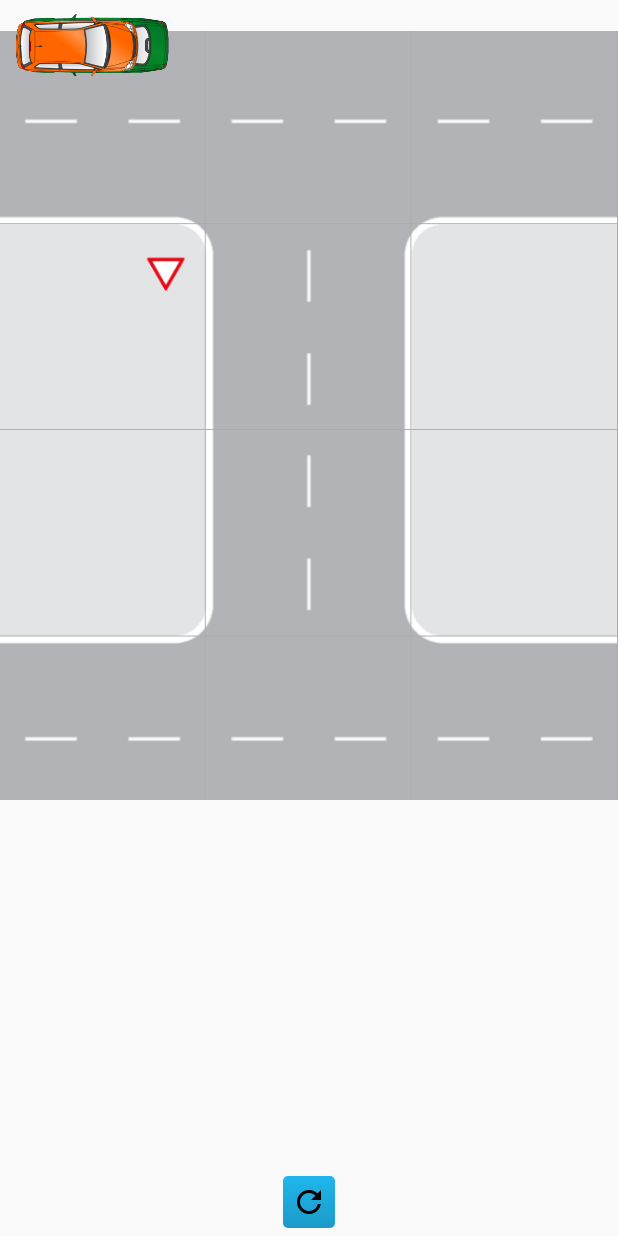
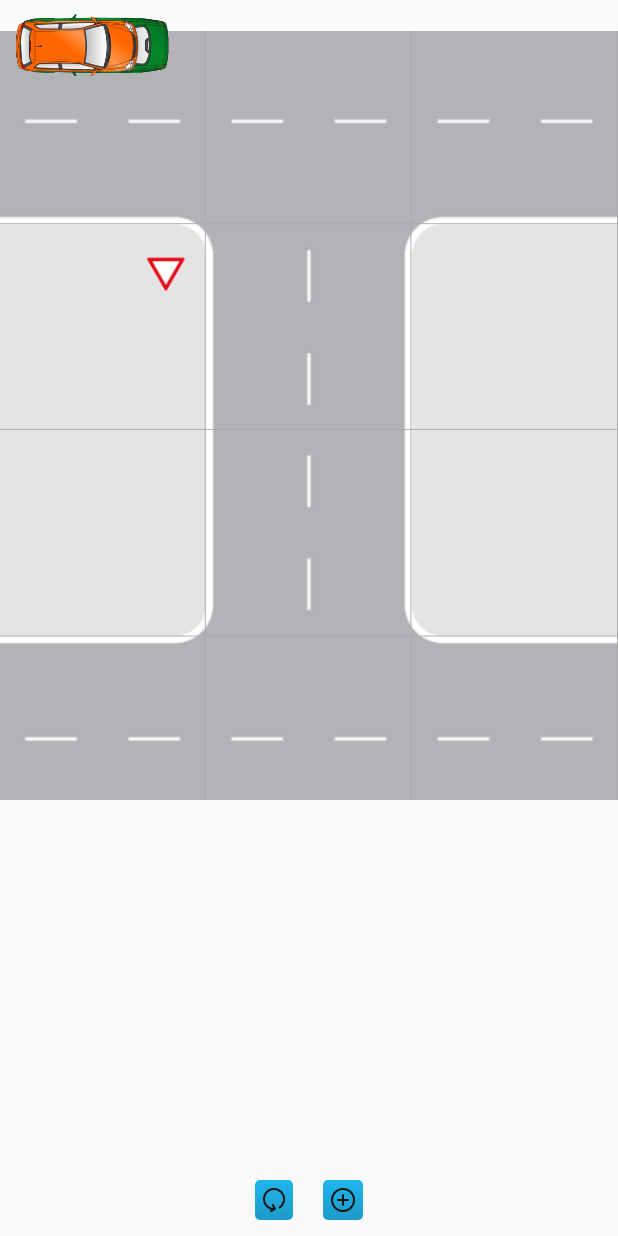
Before and after one commit to AdrianKrebs/EUP, an Android app: the layout sketch.xml on its own in the app's theme, with its tools: preview values and no code run, on a phone screen of 412 x 824 dp. Run offline under Robolectric (Android 15) with nearby library versions, the phone set to English and light mode, and no system bars.

Commit message:
improved sketch tool

```diff
--- a/app/src/main/AndroidManifest.xml
+++ b/app/src/main/AndroidManifest.xml
@@ -99,6 +99,7 @@
             android:value="AIzaSyAulUy-EhCZSBfzuK_GFUnkUB3AO-b-3wA" />
 
         <activity android:name=".ui.ProfileActivity" />
+        <activity android:name=".ui.SymbolsActivity" />
         <activity
             android:name=".ui.UserActivity"
             android:label="@string/app_name" />
--- a/app/src/main/res/layout/sketch.xml
+++ b/app/src/main/res/layout/sketch.xml
@@ -12,6 +12,7 @@
         android:src="@drawable/street">
 
     </ImageView>
+
     <org.mobi.bluemoon.ui.DragFrameLayout xmlns:android="http://schemas.android.com/apk/res/android"
         xmlns:tools="http://schemas.android.com/tools"
         android:id="@+id/main_layout"
@@ -36,17 +37,33 @@
 
     </org.mobi.bluemoon.ui.DragFrameLayout>
 
-
-    <ImageButton
-        android:id="@+id/rotation_button"
-        style="@style/BootstrapButton"
+    <LinearLayout
         android:layout_width="wrap_content"
         android:layout_height="wrap_content"
+        android:orientation="horizontal"
         android:layout_alignParentBottom="true"
-        android:layout_centerHorizontal="true"
-        android:layout_gravity="center_horizontal"
-        android:src="@drawable/ic_refresh_black_24dp"
-        android:padding="5dp" />
+        android:layout_centerHorizontal="true">
+        <ImageButton
+            android:id="@+id/rotation_button"
+            style="@style/BootstrapButton"
+            android:layout_width="wrap_content"
+            android:layout_height="wrap_content"
+            android:layout_alignParentBottom="true"
+            android:layout_centerHorizontal="true"
+            android:layout_gravity="center_horizontal"
+            android:src="@drawable/reload"
+            android:padding="5dp"/>
+
+        <ImageButton
+            style="@style/BootstrapButton"
+            android:id="@+id/addSymbolBtn"
+            android:layout_width="wrap_content"
+            android:layout_height="wrap_content"
+            android:layout_gravity="center_horizontal"
+            android:src="@drawable/plus24"
+            android:padding="5dp"/>
+
+    </LinearLayout>
 
 
 </RelativeLayout>
```
Also changed, not shown: app/src/main/java/org/mobi/bluemoon/ui/ElevationDragFragment.java (+60 -1 lines), app/src/main/java/org/mobi/bluemoon/ui/SymbolsActivity.java (added, +82 -0 lines), app/src/main/java/org/mobi/bluemoon/ui/view/fragments/FinishFragment.java (+17 -0 lines), app/src/main/res/drawable/streetVector.xml (added, +17 -0 lines), app/src/main/res/layout/symbols.xml (added, +18 -0 lines), app/src/main/res/drawable-hdpi/pedestrian.PNG (added), app/src/main/res/drawable-hdpi/photo.png (added), app/src/main/res/drawable-hdpi/plus24.png (added), app/src/main/res/drawable-hdpi/reload.png (added), app/src/main/res/drawable-hdpi/verbot.png (added), app/src/main/res/drawable-hdpi/vorfahrt.png (added).
